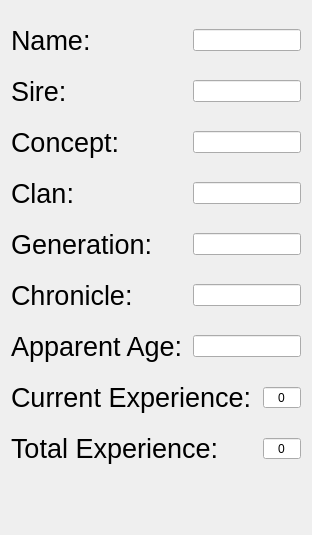
First picture: the form in personaldata.ui, repository Pkow1999/Vampire-The-Masquerade-v5-Character-Sheet-for-Android, before the edit.
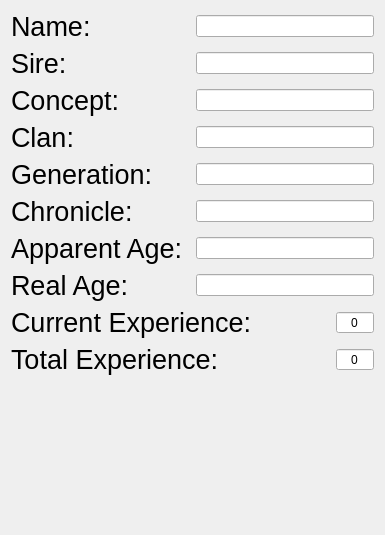
Second picture: the form after the edit. Icons and pictures are not drawn.

Diff of the .ui file:
```diff
--- a/personaldata.ui
+++ b/personaldata.ui
@@ -6,7 +6,7 @@
    <rect>
     <x>0</x>
     <y>0</y>
-    <width>312</width>
+    <width>385</width>
     <height>535</height>
    </rect>
   </property>
@@ -57,7 +57,7 @@
      <item>
       <widget class="QLineEdit" name="lineEdit">
        <property name="sizePolicy">
-        <sizepolicy hsizetype="Fixed" vsizetype="Fixed">
+        <sizepolicy hsizetype="Expanding" vsizetype="Fixed">
          <horstretch>0</horstretch>
          <verstretch>0</verstretch>
         </sizepolicy>
@@ -95,7 +95,7 @@
      <item>
       <widget class="QLineEdit" name="lineEdit_2">
        <property name="sizePolicy">
-        <sizepolicy hsizetype="Fixed" vsizetype="Fixed">
+        <sizepolicy hsizetype="Expanding" vsizetype="Fixed">
          <horstretch>0</horstretch>
          <verstretch>0</verstretch>
         </sizepolicy>
@@ -136,7 +136,7 @@
      <item>
       <widget class="QLineEdit" name="lineEdit_3">
        <property name="sizePolicy">
-        <sizepolicy hsizetype="Fixed" vsizetype="Fixed">
+        <sizepolicy hsizetype="Expanding" vsizetype="Fixed">
          <horstretch>0</horstretch>
          <verstretch>0</verstretch>
         </sizepolicy>
@@ -174,7 +174,7 @@
      <item>
       <widget class="QLineEdit" name="lineEdit_4">
        <property name="sizePolicy">
-        <sizepolicy hsizetype="Fixed" vsizetype="Fixed">
+        <sizepolicy hsizetype="Expanding" vsizetype="Fixed">
          <horstretch>0</horstretch>
          <verstretch>0</verstretch>
         </sizepolicy>
@@ -212,7 +212,7 @@
      <item>
       <widget class="QLineEdit" name="lineEdit_5">
        <property name="sizePolicy">
-        <sizepolicy hsizetype="Fixed" vsizetype="Fixed">
+        <sizepolicy hsizetype="Expanding" vsizetype="Fixed">
          <horstretch>0</horstretch>
          <verstretch>0</verstretch>
         </sizepolicy>
@@ -250,7 +250,7 @@
      <item>
       <widget class="QLineEdit" name="lineEdit_6">
        <property name="sizePolicy">
-        <sizepolicy hsizetype="Fixed" vsizetype="Fixed">
+        <sizepolicy hsizetype="Expanding" vsizetype="Fixed">
          <horstretch>0</horstretch>
          <verstretch>0</verstretch>
         </sizepolicy>
@@ -288,7 +288,39 @@
      <item>
       <widget class="QLineEdit" name="lineEdit_7">
        <property name="sizePolicy">
-        <sizepolicy hsizetype="Fixed" vsizetype="Fixed">
+        <sizepolicy hsizetype="Expanding" vsizetype="Fixed">
+         <horstretch>0</horstretch>
+         <verstretch>0</verstretch>
+        </sizepolicy>
+       </property>
+      </widget>
+     </item>
+    </layout>
+   </item>
+   <item>
+    <layout class="QHBoxLayout" name="horizontalLayout_9">
+     <item>
+      <widget class="QLabel" name="RealAge">
+       <property name="sizePolicy">
+        <sizepolicy hsizetype="MinimumExpanding" vsizetype="Preferred">
+         <horstretch>0</horstretch>
+         <verstretch>0</verstretch>
+        </sizepolicy>
+       </property>
+       <property name="font">
+        <font>
+         <pointsize>20</pointsize>
+        </font>
+       </property>
+       <property name="text">
+        <string>Real Age:</string>
+       </property>
+      </widget>
+     </item>
+     <item>
+      <widget class="QLineEdit" name="lineEdit_8">
+       <property name="sizePolicy">
+        <sizepolicy hsizetype="Expanding" vsizetype="Fixed">
          <horstretch>0</horstretch>
          <verstretch>0</verstretch>
         </sizepolicy>
@@ -397,7 +429,7 @@
       <enum>Qt::Vertical</enum>
      </property>
      <property name="sizeType">
-      <enum>QSizePolicy::Minimum</enum>
+      <enum>QSizePolicy::Expanding</enum>
      </property>
      <property name="sizeHint" stdset="0">
       <size>
```
Left out of the diff: 5 changed lines with no effect on the pictures.
